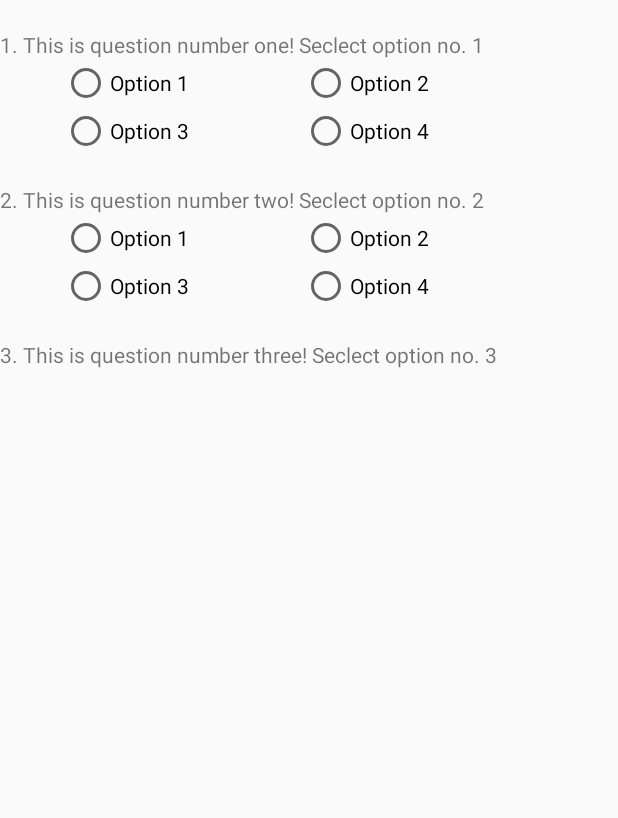
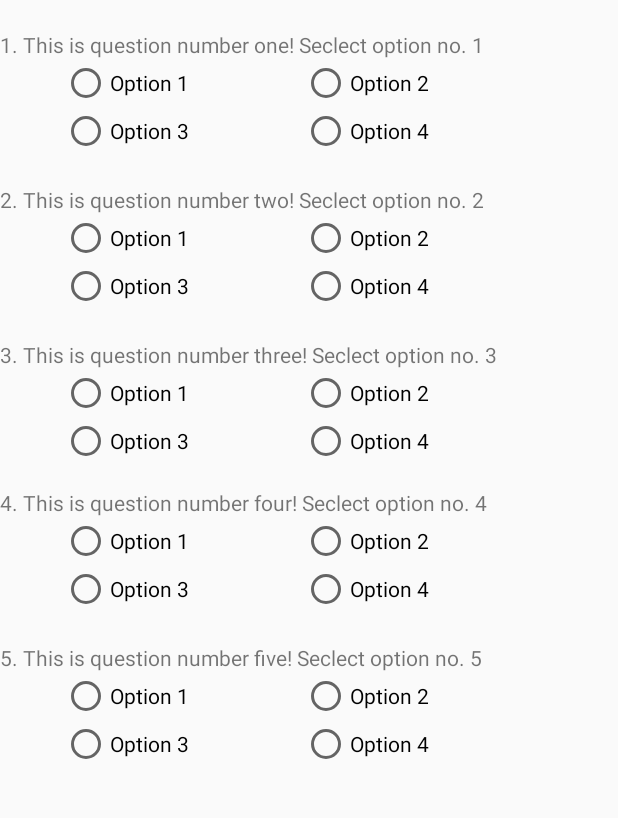
Before and after one commit to yhdesai/QuizApp_final, an Android app: the screen it shows after launch (MainActivity), on a phone screen of 412 x 824 dp, the part 113-931 px from its top. Run offline under Robolectric (Android 15) with nearby library versions, the phone set to English and light mode, and no system bars.

Commit message:
Initial commit

```diff
--- a/app/src/main/res/layout/activity_main.xml
+++ b/app/src/main/res/layout/activity_main.xml
@@ -1,4 +1,12 @@
 <?xml version="1.0" encoding="utf-8"?>
+
+
+<ScrollView xmlns:android="http://schemas.android.com/apk/res/android"
+    android:id="@+id/ScrollView01"
+    android:layout_width="fill_parent"
+    android:layout_height="fill_parent">
+
+
 <RelativeLayout xmlns:android="http://schemas.android.com/apk/res/android"
     xmlns:app="http://schemas.android.com/apk/res-auto"
     xmlns:tools="http://schemas.android.com/tools"
@@ -15,6 +23,34 @@
         android:layout_alignStart="@+id/radioButton1.3"
         android:layout_below="@+id/textView"
         android:text="Option 1" />
+
+    <RadioButton
+        android:id="@+id/radioButton10"
+        android:layout_width="wrap_content"
+        android:layout_height="wrap_content"
+        android:text="Option 1"
+        android:layout_below="@+id/textView4"
+        android:layout_alignLeft="@+id/radioButton2.3"
+        android:layout_alignStart="@+id/radioButton2.3" />
+
+    <RadioButton
+        android:id="@+id/radioButton14"
+        android:layout_width="wrap_content"
+        android:layout_height="wrap_content"
+        android:text="Option 1"
+        android:layout_alignTop="@+id/textView6"
+        android:layout_alignLeft="@+id/radioButton11"
+        android:layout_alignStart="@+id/radioButton11"
+        android:layout_marginTop="19dp" />
+
+    <RadioButton
+        android:id="@+id/radioButton18"
+        android:layout_width="wrap_content"
+        android:layout_height="wrap_content"
+        android:text="Option 1"
+        android:layout_below="@+id/textView8"
+        android:layout_alignLeft="@+id/radioButton15"
+        android:layout_alignStart="@+id/radioButton15" />
 
     <TextView
         android:id="@+id/textView"
@@ -72,6 +108,35 @@
         android:text="Option 2" />
 
     <RadioButton
+        android:id="@+id/radioButton12"
+        android:layout_width="wrap_content"
+        android:layout_height="wrap_content"
+        android:text="Option 2"
+        android:layout_alignBaseline="@+id/radioButton10"
+        android:layout_alignBottom="@+id/radioButton10"
+        android:layout_alignLeft="@+id/radioButton2.4"
+        android:layout_alignStart="@+id/radioButton2.4" />
+
+    <RadioButton
+        android:id="@+id/radioButton16"
+        android:layout_width="wrap_content"
+        android:layout_height="wrap_content"
+        android:text="Option 2"
+        android:layout_alignBaseline="@+id/radioButton14"
+        android:layout_alignBottom="@+id/radioButton14"
+        android:layout_alignLeft="@+id/radioButton13"
+        android:layout_alignStart="@+id/radioButton13" />
+
+    <RadioButton
+        android:id="@+id/radioButton19"
+        android:layout_width="wrap_content"
+        android:layout_height="wrap_content"
+        android:text="Option 2"
+        android:layout_below="@+id/textView8"
+        android:layout_alignLeft="@+id/radioButton17"
+        android:layout_alignStart="@+id/radioButton17" />
+
+    <RadioButton
         android:id="@+id/radioButton1.3"
         android:layout_width="wrap_content"
         android:layout_height="wrap_content"
@@ -88,6 +153,33 @@
         android:layout_alignStart="@+id/radioButton2.1"
         android:layout_below="@+id/radioButton2.1"
         android:text="Option 3" />
+
+    <RadioButton
+        android:id="@+id/radioButton11"
+        android:layout_width="wrap_content"
+        android:layout_height="wrap_content"
+        android:text="Option 3"
+        android:layout_below="@+id/radioButton10"
+        android:layout_alignLeft="@+id/radioButton10"
+        android:layout_alignStart="@+id/radioButton10" />
+
+    <RadioButton
+        android:id="@+id/radioButton15"
+        android:layout_width="wrap_content"
+        android:layout_height="wrap_content"
+        android:text="Option 3"
+        android:layout_below="@+id/radioButton14"
+        android:layout_alignLeft="@+id/radioButton14"
+        android:layout_alignStart="@+id/radioButton14" />
+
+    <RadioButton
+        android:id="@+id/radioButton20"
+        android:layout_width="wrap_content"
+        android:layout_height="wrap_content"
+        android:text="Option 3"
+        android:layout_below="@+id/radioButton18"
+        android:layout_alignLeft="@+id/radioButton18"
+        android:layout_alignStart="@+id/radioButton18" />
 
     <RadioButton
         android:id="@+id/radioButton1.4"
@@ -107,6 +199,33 @@
         android:layout_below="@+id/radioButton2.2"
         android:text="Option 4" />
 
+    <RadioButton
+        android:id="@+id/radioButton13"
+        android:layout_width="wrap_content"
+        android:layout_height="wrap_content"
+        android:text="Option 4"
+        android:layout_below="@+id/radioButton12"
+        android:layout_alignLeft="@+id/radioButton12"
+        android:layout_alignStart="@+id/radioButton12" />
+
+    <RadioButton
+        android:id="@+id/radioButton17"
+        android:layout_width="wrap_content"
+        android:layout_height="wrap_content"
+        android:text="Option 4"
+        android:layout_below="@+id/radioButton16"
+        android:layout_alignLeft="@+id/radioButton16"
+        android:layout_alignStart="@+id/radioButton16" />
+
+    <RadioButton
+        android:id="@+id/radioButton21"
+        android:layout_width="wrap_content"
+        android:layout_height="wrap_content"
+        android:text="Option 4"
+        android:layout_below="@+id/radioButton19"
+        android:layout_alignLeft="@+id/radioButton19"
+        android:layout_alignStart="@+id/radioButton19" />
+
     <TextView
         android:id="@+id/textView4"
         android:layout_width="wrap_content"
@@ -117,5 +236,28 @@
         android:layout_marginTop="20dp"
         android:text="3. This is question number three! Seclect option no. 3" />
 
+    <TextView
+        android:id="@+id/textView6"
+        android:layout_width="wrap_content"
+        android:layout_height="wrap_content"
+        android:layout_alignParentLeft="true"
+        android:layout_alignParentStart="true"
+        android:layout_below="@+id/radioButton11"
+        android:layout_marginTop="15dp"
+        android:text="4. This is question number four! Seclect option no. 4" />
+
+    <TextView
+        android:id="@+id/textView8"
+        android:layout_width="wrap_content"
+        android:layout_height="wrap_content"
+        android:layout_alignParentLeft="true"
+        android:layout_alignParentStart="true"
+        android:layout_below="@+id/radioButton15"
+        android:layout_marginTop="20dp"
+        android:text="5. This is question number five! Seclect option no. 5" />
+
 
 </RelativeLayout>
+
+
+</ScrollView>
```
